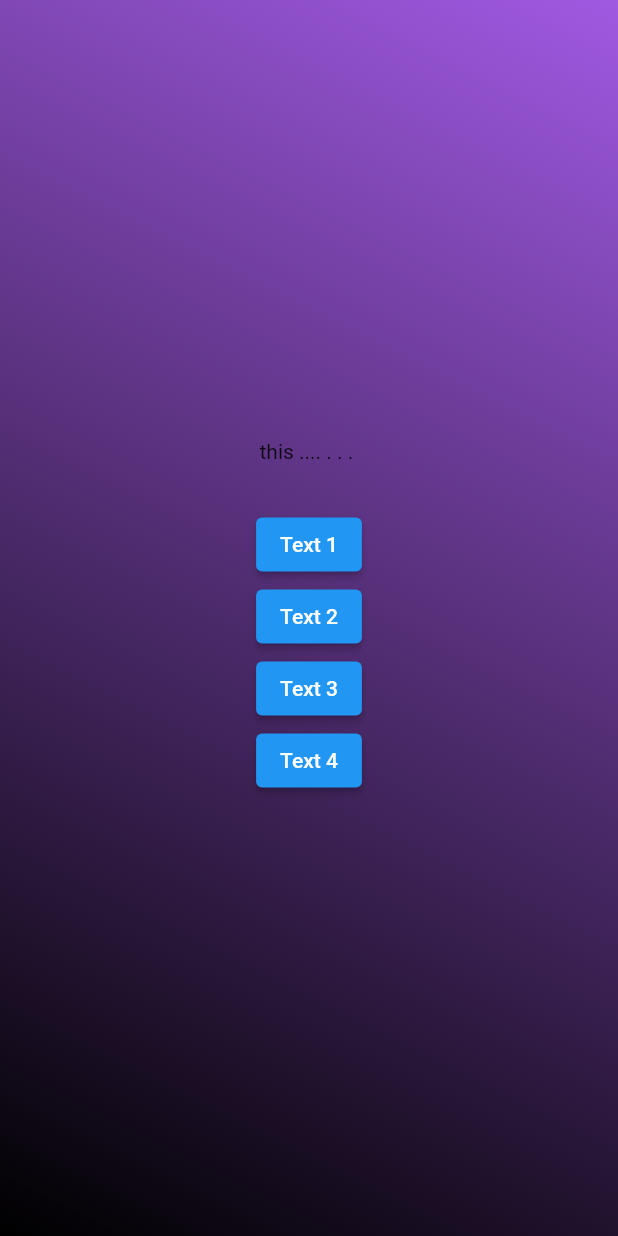
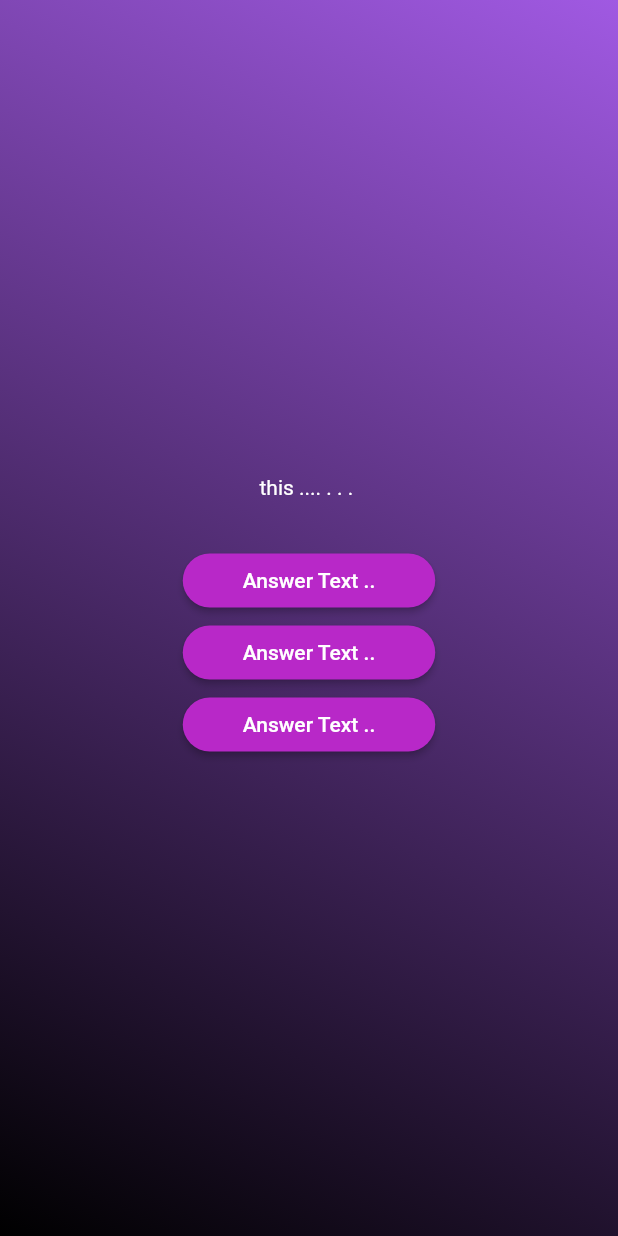
Before and after one commit to YOGESHnick/Quiz, a Flutter app: the screen it shows after launch, after a tap on "Get started", on a phone screen of 412 x 824 dp. Run offline on Flutter 3.47's test engine with Material 2 defaults, Android fonts, the phone set to English and light mode, and no system bars.

Commit message:
Reusable buttons with styles

```diff
--- /dev/null
+++ b/lib/answer_button.dart
@@ -0,0 +1,25 @@
+import 'package:flutter/material.dart';
+
+class AnswerButton extends StatelessWidget{
+  const AnswerButton({super.key, required this.answerText, required this.onTap});
+  final String answerText;
+  final void Function() onTap;
+
+  @override
+  Widget build(BuildContext context) {
+
+    return ElevatedButton(
+      onPressed: onTap,
+      style: ElevatedButton.styleFrom(
+        padding: const EdgeInsets.symmetric(
+          horizontal: 40,
+          vertical: 5
+          ),
+        backgroundColor:Color.fromARGB(255, 184, 40, 200),
+        foregroundColor: Colors.white,
+        shape: RoundedRectangleBorder(borderRadius: BorderRadius.circular(30))
+      ),
+      child: Text(answerText),
+    );
+  }
+}
--- a/lib/questions_screen.dart
+++ b/lib/questions_screen.dart
@@ -1,4 +1,5 @@
 import 'package:flutter/material.dart';
+import 'package:quiz/answer_button.dart';
 
 class QuestionsScreen extends StatefulWidget{
   const QuestionsScreen({super.key});
@@ -14,28 +15,26 @@ class _QuestionsScreenState extends State<QuestionsScreen> {
   Widget build(context) {
     return SizedBox(
       width: double.infinity,
-      child: Column(
+      child:
+        Column(
           mainAxisAlignment: MainAxisAlignment.center,
           children: [
-        const Text('this .... . . . '),
+          const Text('this .... . . . ',style: TextStyle(color: Colors.white),),
           const SizedBox(height: 30),
-        ElevatedButton(
-          onPressed: (){},
-          child: const Text('Text 1')
+          AnswerButton(
+            answerText: 'Answer Text ..',
+            onTap: (){},
           ),
-        ElevatedButton(
-          onPressed: (){},
-          child: const Text('Text 2')
+          AnswerButton(
+            answerText: 'Answer Text ..',
+            onTap: (){},
             ),
-        ElevatedButton(
-          onPressed: (){},
-          child: const Text('Text 3')
+          AnswerButton(
+            answerText: 'Answer Text ..',
+            onTap: (){},
             ),
-        ElevatedButton(
-          onPressed: (){},
-          child: const Text('Text 4')
+        ],
       ),
-      ],),
     );
   }
 }
```
Lines whose indentation alone changed are shown as unchanged.
